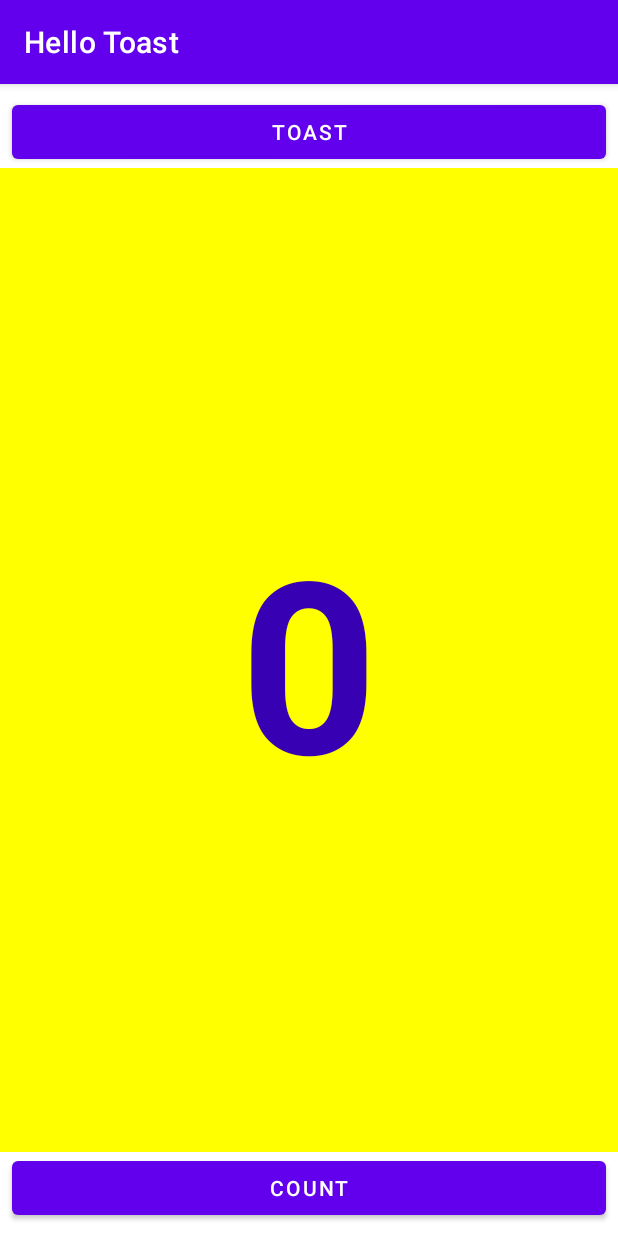
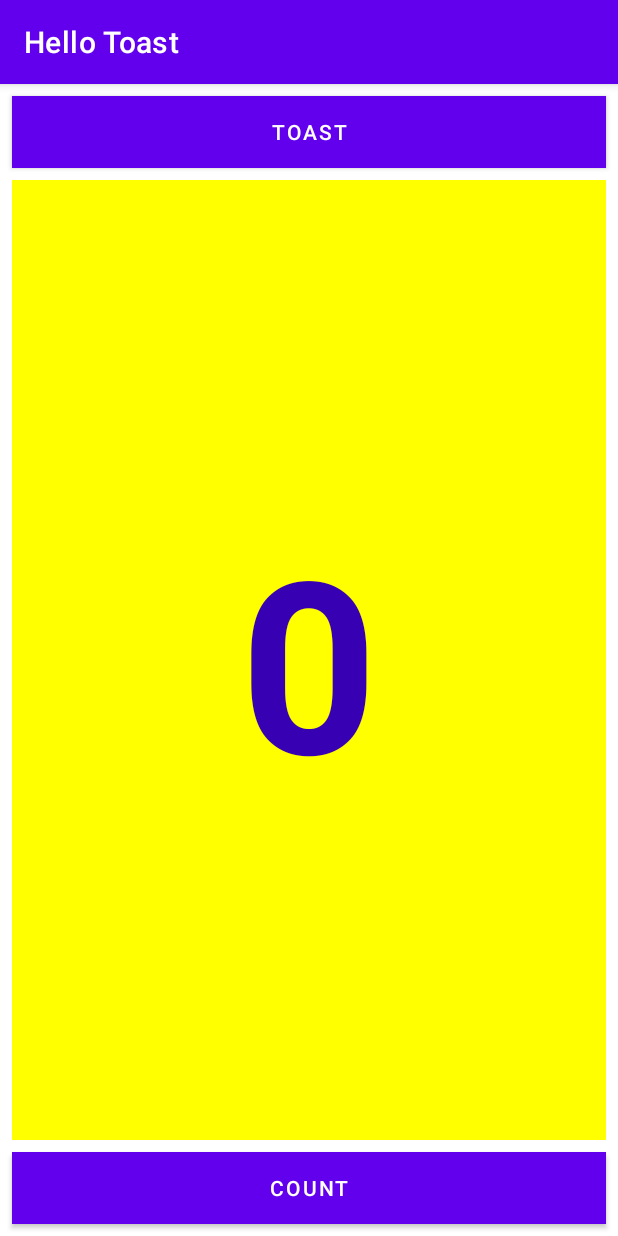
Before and after one commit to bc-dipesh/hello-toast, an Android app: the screen it shows after launch (MainActivity), on a phone screen of 412 x 824 dp. Run offline under Robolectric (Android 15) with nearby library versions, the phone set to English and light mode, and no system bars.

Commit message:
REFACTOR: Change layout to LinearLayout
Change the current constraint layout for the potrait orientation to LinearLayout

```diff
--- a/app/src/main/res/layout/activity_main.xml
+++ b/app/src/main/res/layout/activity_main.xml
@@ -1,54 +1,48 @@
 <?xml version="1.0" encoding="utf-8"?>
-<androidx.constraintlayout.widget.ConstraintLayout xmlns:android="http://schemas.android.com/apk/res/android"
-    xmlns:app="http://schemas.android.com/apk/res-auto"
+<LinearLayout xmlns:android="http://schemas.android.com/apk/res/android"
     xmlns:tools="http://schemas.android.com/tools"
     android:layout_width="match_parent"
     android:layout_height="match_parent"
+    android:orientation="vertical"
     tools:context=".MainActivity">
 
     <Button
         android:id="@+id/button_toast"
-        android:onClick="showToast"
-        android:layout_width="0dp"
+        android:layout_width="match_parent"
         android:layout_height="wrap_content"
         android:layout_marginStart="8dp"
-        android:layout_marginLeft="8dp"
         android:layout_marginTop="8dp"
         android:layout_marginEnd="8dp"
-        android:layout_marginRight="8dp"
+        android:background="@color/design_default_color_primary_dark"
+        android:onClick="showToast"
         android:text="@string/button_label_toast"
-        android:textColor="#FFFFFF"
-        app:layout_constraintEnd_toEndOf="parent"
-        app:layout_constraintStart_toStartOf="parent"
-        app:layout_constraintTop_toTopOf="parent" />
-
-    <Button
-        android:id="@+id/button_count"
-        android:onClick="countUp"
-        android:layout_width="0dp"
-        android:layout_height="wrap_content"
-        android:layout_marginStart="8dp"
-        android:layout_marginLeft="8dp"
-        android:layout_marginEnd="8dp"
-        android:layout_marginRight="8dp"
-        android:layout_marginBottom="8dp"
-        android:text="@string/button_label_count"
-        app:layout_constraintBottom_toBottomOf="parent"
-        app:layout_constraintEnd_toEndOf="parent"
-        app:layout_constraintStart_toStartOf="parent" />
+        android:textColor="@android:color/white" />
 
     <TextView
         android:id="@+id/show_count"
-        android:layout_width="0dp"
+        android:layout_width="match_parent"
         android:layout_height="0dp"
+        android:layout_marginStart="8dp"
+        android:layout_marginTop="8dp"
+        android:layout_marginEnd="8dp"
+        android:layout_marginBottom="8dp"
+        android:layout_weight="1"
         android:background="#FFFF00"
         android:gravity="center"
         android:text="@string/count_initial_value"
         android:textColor="@color/design_default_color_primary_dark"
         android:textSize="160sp"
-        android:textStyle="bold"
-        app:layout_constraintBottom_toTopOf="@+id/button_count"
-        app:layout_constraintEnd_toEndOf="parent"
-        app:layout_constraintStart_toStartOf="parent"
-        app:layout_constraintTop_toBottomOf="@+id/button_toast" />
-</androidx.constraintlayout.widget.ConstraintLayout>
+        android:textStyle="bold" />
+
+    <Button
+        android:id="@+id/button_count"
+        android:layout_width="match_parent"
+        android:layout_height="wrap_content"
+        android:layout_marginStart="8dp"
+        android:layout_marginEnd="8dp"
+        android:layout_marginBottom="8dp"
+        android:background="@color/design_default_color_primary_dark"
+        android:onClick="countUp"
+        android:text="@string/button_label_count"
+        android:textColor="@android:color/white" />
+</LinearLayout>
```
